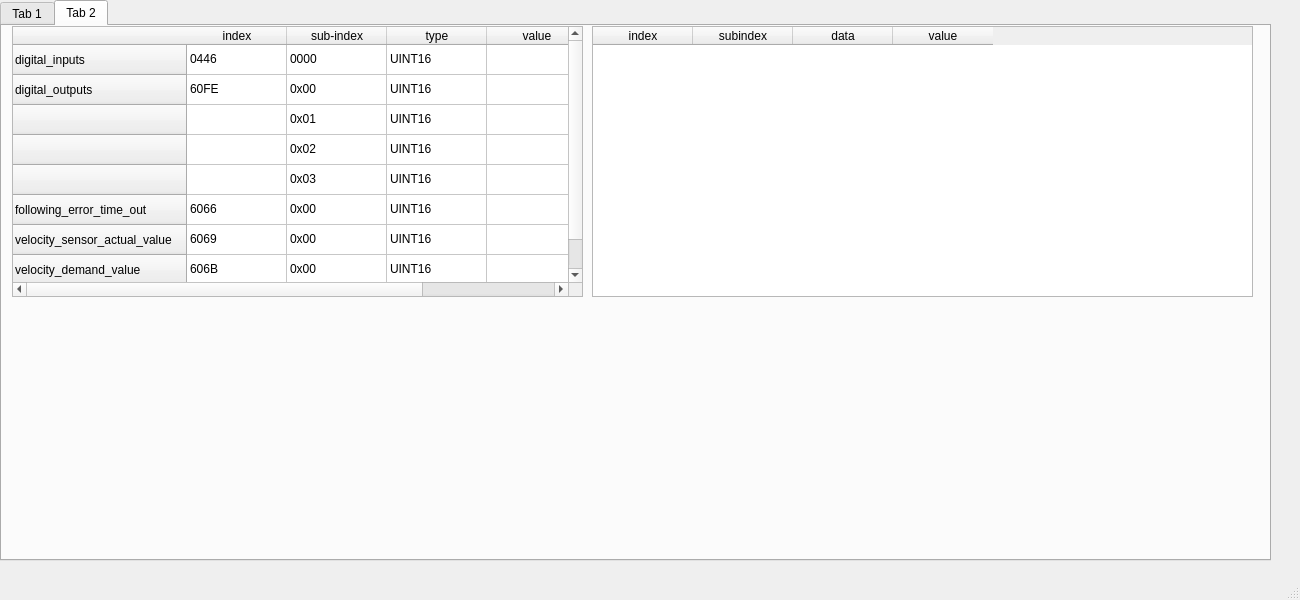
Qt form mainwindow.ui (Phong1908/CANOPEN) before a commit.
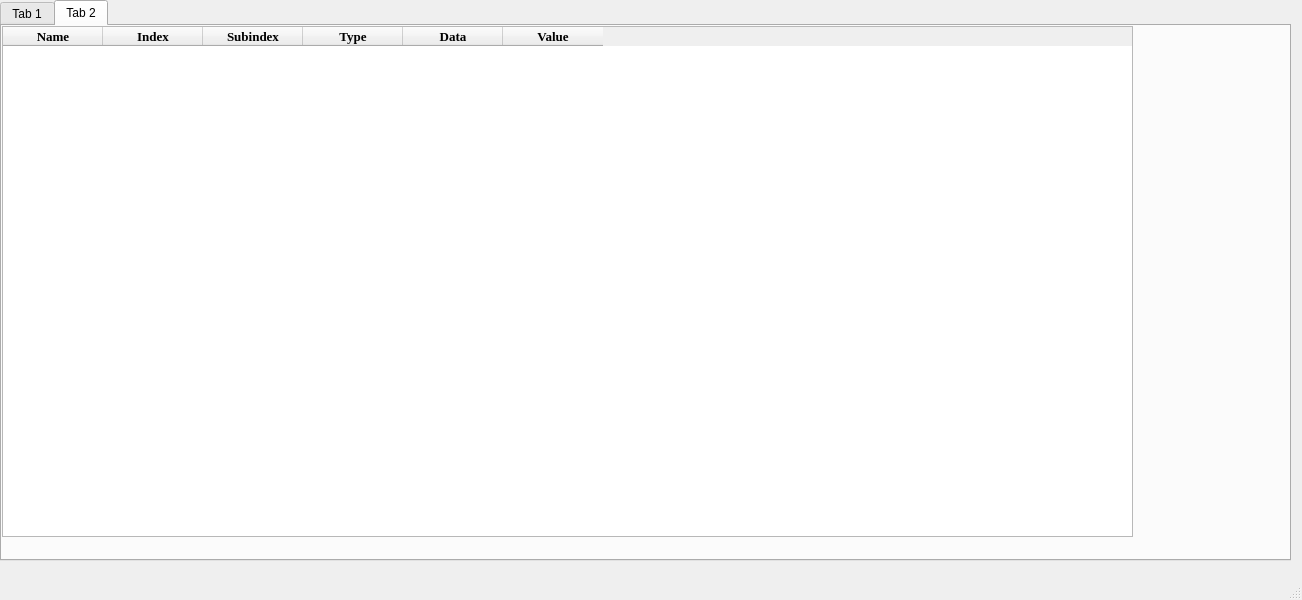
The same form after that commit. The open tabs and pages were chosen to show the change. Custom widgets are drawn as their Qt base class.

Diff of the .ui file:
```diff
--- a/mainwindow.ui
+++ b/mainwindow.ui
@@ -6,7 +6,7 @@
    <rect>
     <x>0</x>
     <y>0</y>
-    <width>1300</width>
+    <width>1302</width>
     <height>600</height>
    </rect>
   </property>
@@ -19,7 +19,7 @@
      <rect>
       <x>0</x>
       <y>0</y>
-      <width>1271</width>
+      <width>1291</width>
       <height>561</height>
      </rect>
     </property>
@@ -639,231 +639,130 @@
      <attribute name="title">
       <string>Tab 2</string>
      </attribute>
-     <widget class="QTableWidget" name="tableWidget">
-      <property name="geometry">
-       <rect>
-        <x>10</x>
-        <y>0</y>
-        <width>571</width>
-        <height>271</height>
-       </rect>
-      </property>
-      <row>
-       <property name="text">
-        <string>digital_inputs</string>
-       </property>
-      </row>
-      <row>
-       <property name="text">
-        <string>digital_outputs</string>
-       </property>
-      </row>
-      <row>
-       <property name="text">
-        <string/>
-       </property>
-      </row>
-      <row>
-       <property name="text">
-        <string/>
-       </property>
-      </row>
-      <row>
-       <property name="text">
-        <string/>
-       </property>
-      </row>
-      <row>
-       <property name="text">
-        <string>following_error_time_out</string>
-       </property>
-      </row>
-      <row>
-       <property name="text">
-        <string>velocity_sensor_actual_value</string>
-       </property>
-      </row>
-      <row>
-       <property name="text">
-        <string>velocity_demand_value</string>
-       </property>
-      </row>
-      <column>
-       <property name="text">
-        <string>index</string>
-       </property>
-      </column>
-      <column>
-       <property name="text">
-        <string>sub-index</string>
-       </property>
-      </column>
-      <column>
-       <property name="text">
-        <string>type</string>
-       </property>
-      </column>
-      <column>
-       <property name="text">
-        <string>value</string>
-       </property>
-      </column>
-      <item row="0" column="0">
-       <property name="text">
-        <string>0446</string>
-       </property>
-      </item>
-      <item row="0" column="1">
-       <property name="text">
-        <string>0000</string>
-       </property>
-      </item>
-      <item row="0" column="2">
-       <property name="text">
-        <string>UINT16</string>
-       </property>
-      </item>
-      <item row="1" column="0">
-       <property name="text">
-        <string>60FE</string>
-       </property>
-       <property name="background">
-        <brush brushstyle="NoBrush">
-         <color alpha="255">
-          <red>255</red>
-          <green>255</green>
-          <blue>0</blue>
-         </color>
-        </brush>
-       </property>
-       <property name="foreground">
-        <brush brushstyle="NoBrush">
-         <color alpha="255">
-          <red>0</red>
-          <green>0</green>
-          <blue>0</blue>
-         </color>
-        </brush>
-       </property>
-      </item>
-      <item row="1" column="1">
-       <property name="text">
-        <string>0x00</string>
-       </property>
-      </item>
-      <item row="1" column="2">
-       <property name="text">
-        <string>UINT16</string>
-       </property>
-      </item>
-      <item row="2" column="0">
-       <property name="text">
-        <string/>
-       </property>
-      </item>
-      <item row="2" column="1">
-       <property name="text">
-        <string>0x01</string>
-       </property>
-      </item>
-      <item row="2" column="2">
-       <property name="text">
-        <string>UINT16</string>
-       </property>
-      </item>
-      <item row="3" column="1">
-       <property name="text">
-        <string>0x02</string>
-       </property>
-      </item>
-      <item row="3" column="2">
-       <property name="text">
-        <string>UINT16</string>
-       </property>
-      </item>
-      <item row="4" column="1">
-       <property name="text">
-        <string>0x03</string>
-       </property>
-      </item>
-      <item row="4" column="2">
-       <property name="text">
-        <string>UINT16</string>
-       </property>
-      </item>
-      <item row="5" column="0">
-       <property name="text">
-        <string>6066</string>
-       </property>
-      </item>
-      <item row="5" column="1">
-       <property name="text">
-        <string>0x00</string>
-       </property>
-      </item>
-      <item row="5" column="2">
-       <property name="text">
-        <string>UINT16</string>
-       </property>
-      </item>
-      <item row="6" column="0">
-       <property name="text">
-        <string>6069</string>
-       </property>
-      </item>
-      <item row="6" column="1">
-       <property name="text">
-        <string>0x00</string>
-       </property>
-      </item>
-      <item row="6" column="2">
-       <property name="text">
-        <string>UINT16</string>
-       </property>
-      </item>
-      <item row="7" column="0">
-       <property name="text">
-        <string>606B</string>
-       </property>
-      </item>
-      <item row="7" column="1">
-       <property name="text">
-        <string>0x00</string>
-       </property>
-      </item>
-      <item row="7" column="2">
-       <property name="text">
-        <string>UINT16</string>
-       </property>
-      </item>
-     </widget>
      <widget class="QTableWidget" name="tableWidget_2">
       <property name="geometry">
        <rect>
-        <x>590</x>
+        <x>0</x>
         <y>0</y>
-        <width>661</width>
-        <height>271</height>
+        <width>1131</width>
+        <height>511</height>
        </rect>
       </property>
       <column>
        <property name="text">
-        <string>index</string>
+        <string>Name</string>
        </property>
+       <property name="font">
+        <font>
+         <family>Times New Roman</family>
+         <pointsize>10</pointsize>
+         <bold>true</bold>
+        </font>
+       </property>
+       <property name="background">
+        <color>
+         <red>176</red>
+         <green>176</green>
+         <blue>176</blue>
+        </color>
+       </property>
       </column>
       <column>
        <property name="text">
-        <string>subindex</string>
+        <string>Index</string>
        </property>
+       <property name="font">
+        <font>
+         <family>Times New Roman</family>
+         <pointsize>10</pointsize>
+         <bold>true</bold>
+        </font>
+       </property>
+       <property name="background">
+        <color>
+         <red>176</red>
+         <green>176</green>
+         <blue>176</blue>
+        </color>
+       </property>
       </column>
       <column>
        <property name="text">
-        <string>data</string>
+        <string>Subindex</string>
        </property>
+       <property name="font">
+        <font>
+         <family>Times New Roman</family>
+         <pointsize>10</pointsize>
+         <bold>true</bold>
+        </font>
+       </property>
+       <property name="background">
+        <color>
+         <red>176</red>
+         <green>176</green>
+         <blue>176</blue>
+        </color>
+       </property>
       </column>
       <column>
        <property name="text">
-        <string>value</string>
+        <string>Type</string>
+       </property>
+       <property name="font">
+        <font>
+         <family>Times New Roman</family>
+         <pointsize>10</pointsize>
+         <bold>true</bold>
+        </font>
+       </property>
+       <property name="background">
+        <color>
+         <red>176</red>
+         <green>176</green>
+         <blue>176</blue>
+        </color>
+       </property>
+      </column>
+      <column>
+       <property name="text">
+        <string>Data</string>
+       </property>
+       <property name="font">
+        <font>
+         <family>Times New Roman</family>
+         <pointsize>10</pointsize>
+         <bold>true</bold>
+        </font>
+       </property>
+       <property name="background">
+        <color>
+         <red>176</red>
+         <green>176</green>
+         <blue>176</blue>
+        </color>
+       </property>
+      </column>
+      <column>
+       <property name="text">
+        <string>Value</string>
+       </property>
+       <property name="font">
+        <font>
+         <family>Times New Roman</family>
+         <pointsize>10</pointsize>
+         <italic>false</italic>
+         <bold>true</bold>
+         <underline>false</underline>
+         <strikeout>false</strikeout>
+        </font>
+       </property>
+       <property name="background">
+        <color>
+         <red>176</red>
+         <green>176</green>
+         <blue>176</blue>
+        </color>
        </property>
       </column>
      </widget>
@@ -882,6 +781,14 @@
   </widget>
   <widget class="QStatusBar" name="statusbar"/>
  </widget>
+ <customwidgets>
+  <customwidget>
+   <class>QCustomPlot</class>
+   <extends>QWidget</extends>
+   <header>qcustomplot.h</header>
+   <container>1</container>
+  </customwidget>
+ </customwidgets>
  <resources/>
  <connections/>
 </ui>
```
Left out of the diff: 329 changed lines with no effect on the pictures.
